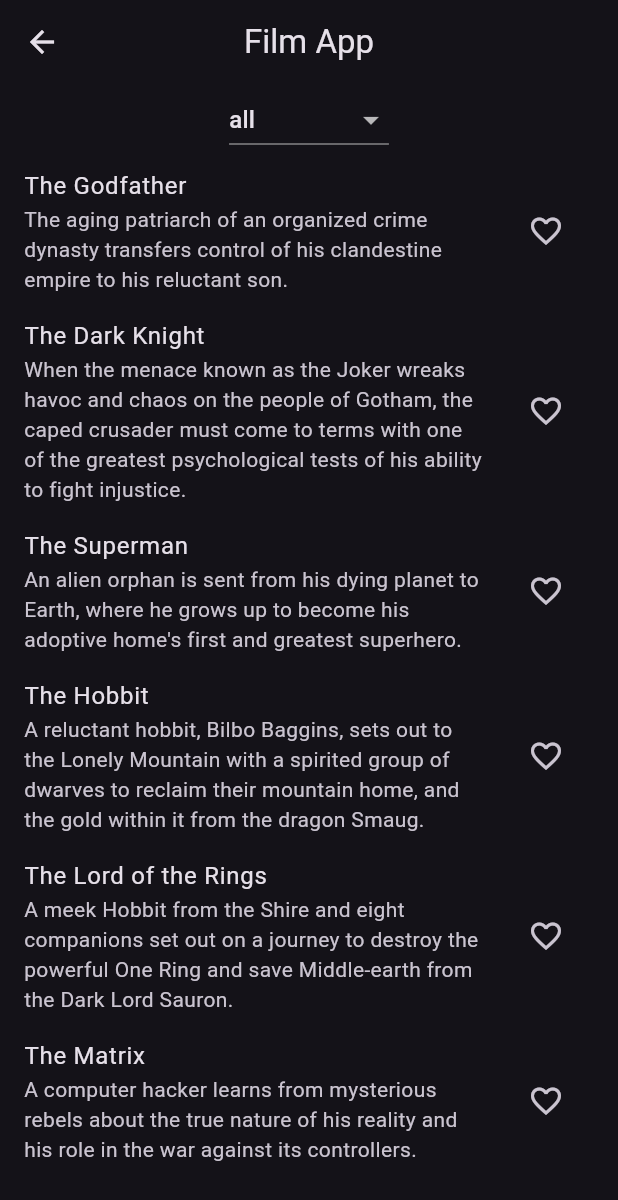
After one commit to yamisagi/riverpod_examples, a Flutter app: the FavFilmApp screen opened by its route, on a phone screen of 412 x 824 dp. The commit adds this screen. Shown: the top 1200 px of the screen. Run offline on Flutter 3.47's test engine with Material 2 defaults, Android fonts, the phone set to English and light mode, and no system bars; our stand-ins replace hooks_riverpod.

Commit message:
add StateNotifierProvider example

```diff
--- a/lib/constant/const.dart
+++ b/lib/constant/const.dart
@@ -1,6 +1,7 @@
 import 'package:riverpod_examples/basics/basics_provider.dart';
 import 'package:riverpod_examples/basics/future_provider.dart';
 import 'package:riverpod_examples/basics/stream_provider.dart';
+import 'package:riverpod_examples/fav_film_app/home.dart';
 import 'package:riverpod_examples/pages/home_page.dart';
 import 'package:riverpod_examples/person_list_app/person_list.dart';
 
@@ -40,6 +41,13 @@ class Constants {
       'page': const PersonList(),
       'subtitle':
           'This is the person list app page with basic update functionality',
+    },
+    {
+      'title': 'Fav Film App',
+      'route': '/fav_film_app',
+      'page': const FavFilmApp(),
+      'subtitle':
+          'This is the StateNotifierProvider page with basic update functionality',
     }
   ];
 }
--- /dev/null
+++ b/lib/fav_film_app/data.dart
@@ -0,0 +1,58 @@
+import 'package:flutter/material.dart';
+import 'package:riverpod_examples/fav_film_app/film_model.dart';
+
+enum FavoriteFilmStatus {
+  notFavorite,
+  all,
+  favorite,
+}
+
+@immutable
+class MockData {
+  static const List<FilmModel> films = [
+    // Create a list of films.
+
+    FilmModel(
+      id: '1',
+      title: 'The Godfather',
+      description:
+          'The aging patriarch of an organized crime dynasty transfers control of his clandestine empire to his reluctant son.',
+      isFavorite: false,
+    ),
+    FilmModel(
+      id: '2',
+      title: 'The Dark Knight',
+      description:
+          'When the menace known as the Joker wreaks havoc and chaos on the people of Gotham, the caped crusader must come to terms with one of the greatest psychological tests of his ability to fight injustice.',
+      isFavorite: false,
+    ),
+    FilmModel(
+      id: '3',
+      title: 'The Superman',
+      description:
+          'An alien orphan is sent from his dying planet to Earth, where he grows up to become his adoptive home\'s first and greatest superhero.',
+      isFavorite: false,
+    ),
+    FilmModel(
+      id: '4',
+      title: 'The Hobbit',
+      description:
+          'A reluctant hobbit, Bilbo Baggins, sets out to the Lonely Mountain with a spirited group of dwarves to reclaim their mountain home, and the gold within it from the dragon Smaug.',
+      isFavorite: false,
+    ),
+    FilmModel(
+      id: '5',
+      title: 'The Lord of the Rings',
+      description:
+          'A meek Hobbit from the Shire and eight companions set out on a journey to destroy the powerful One Ring and save Middle-earth from the Dark Lord Sauron.',
+      isFavorite: false,
+    ),
+    FilmModel(
+      id: '6',
+      title: 'The Matrix',
+      description:
+          'A computer hacker learns from mysterious rebels about the true nature of his reality and his role in the war against its controllers.',
+      isFavorite: false,
+    ),
+  ];
+}
--- /dev/null
+++ b/lib/fav_film_app/film_model.dart
@@ -0,0 +1,44 @@
+import 'package:flutter/material.dart';
+
+@immutable
+class FilmModel {
+  final String id;
+  final String title;
+  final String description;
+  final bool isFavorite;
+
+  const FilmModel({
+    required this.id,
+    required this.title,
+    required this.description,
+    required this.isFavorite,
+  });
+
+  FilmModel copyWith({required bool isFavorite}) => FilmModel(
+        id: id,
+        title: title,
+        description: description,
+        isFavorite: isFavorite,
+      );
+
+  @override
+  String toString() {
+    // TIP: If we use quotes like this in the long strings, it will be easier to read and still be valid.
+    return 'FilmModel(id: $id,'
+        ' title: $title,'
+        ' description: $description,'
+        ' isFavorite: $isFavorite)';
+  }
+
+  @override
+  bool operator ==(covariant FilmModel other) =>
+      id == other.id && isFavorite == other.isFavorite;
+
+  @override
+  int get hashCode => Object.hashAll(
+        [
+          id,
+          isFavorite,
+        ],
+      );
+}
--- /dev/null
+++ b/lib/fav_film_app/film_widget.dart
@@ -0,0 +1,37 @@
+import 'package:flutter/material.dart';
+import 'package:hooks_riverpod/hooks_riverpod.dart';
+import 'package:riverpod_examples/fav_film_app/film_model.dart';
+import 'package:riverpod_examples/fav_film_app/providers.dart';
+
+class FilmsWidget extends ConsumerWidget {
+  // ALwaysAliveProvider is used to keep the state of the widget. The reason is that we are using this,
+  // Is because we will pass it through in home.dart. And we have 3 providers there, and AlwatysAliveProvider is mixin to all of them.
+  final AlwaysAliveProviderBase<Iterable<FilmModel>> filmsProvider;
+  const FilmsWidget({required this.filmsProvider, super.key});
+
+  @override
+  Widget build(BuildContext context, WidgetRef ref) {
+    // We are using our provider here, and we are using the watch method to watch the provider.
+    final films = ref.watch(filmsProvider);
+
+    return Expanded(
+        child: ListView.builder(
+      itemBuilder: (context, index) {
+        final film = films.elementAt(index);
+        return ListTile(
+          title: Text(film.title),
+          subtitle: Text(film.description),
+          trailing: IconButton(
+            icon:
+                Icon(film.isFavorite ? Icons.favorite : Icons.favorite_border),
+            onPressed: () {
+              final isFavorite = !film.isFavorite;
+              ref.read(allFilmsProvider.notifier).updateFilm(film, isFavorite);
+            },
+          ),
+        );
+      },
+      itemCount: films.length,
+    ));
+  }
+}
--- /dev/null
+++ b/lib/fav_film_app/home.dart
@@ -0,0 +1,64 @@
+import 'package:flutter/material.dart';
+import 'package:hooks_riverpod/hooks_riverpod.dart';
+import 'package:riverpod_examples/fav_film_app/data.dart';
+import 'package:riverpod_examples/fav_film_app/film_widget.dart';
+import 'package:riverpod_examples/fav_film_app/providers.dart';
+
+class FavFilmApp extends ConsumerWidget {
+  const FavFilmApp({Key? key}) : super(key: key);
+
+  @override
+  Widget build(BuildContext context, ref) {
+    return Scaffold(
+      appBar: AppBar(
+        title: const Text('Film App'),
+      ),
+      body: Column(
+        children: [
+          const Center(child: FilterWidget()),
+          // Here is a tip about when to use Consumer.
+          // If we don't use Consumer, we will have to use ref.watch to watch the provider above.
+          // And this will cause the widget to rebuild when the provider changes. But we don't want that.
+          // We don't want the FilterWidget to rebuild when the provider changes. We only want the FilmsWidget to rebuild.
+          // So we use Consumer here.
+          Consumer(builder: (context, ref, child) {
+            final status = ref.watch(favoriteStatusProvider.state).state;
+            switch (status) {
+              case FavoriteFilmStatus.all:
+                return FilmsWidget(filmsProvider: allFilmsProvider);
+              case FavoriteFilmStatus.favorite:
+                return FilmsWidget(filmsProvider: favoriteFilmsProvider);
+              case FavoriteFilmStatus.notFavorite:
+                return FilmsWidget(filmsProvider: notFavoriteFilmsProvider);
+            }
+          }),
+        ],
+      ),
+    );
+  }
+}
+
+class FilterWidget extends StatelessWidget {
+  const FilterWidget({super.key});
+
+  @override
+  Widget build(BuildContext context) {
+    return Consumer(builder: (context, ref, child) {
+      final filter = ref.watch(favoriteStatusProvider);
+      return DropdownButton<FavoriteFilmStatus>(
+        value: filter,
+        items: FavoriteFilmStatus.values
+            .map(
+              (status) => DropdownMenuItem(
+                value: status,
+                child: Text(status.name),
+              ),
+            )
+            .toList(),
+        onChanged: (value) {
+          ref.read(favoriteStatusProvider.state).state = value!;
+        },
+      );
+    });
+  }
+}
--- /dev/null
+++ b/lib/fav_film_app/providers.dart
@@ -0,0 +1,30 @@
+import 'package:hooks_riverpod/hooks_riverpod.dart';
+import 'package:riverpod_examples/fav_film_app/data.dart';
+import 'package:riverpod_examples/fav_film_app/film_model.dart';
+import 'package:riverpod_examples/fav_film_app/state_notifier.dart';
+
+final favoriteStatusProvider =
+    StateProvider<FavoriteFilmStatus>((_) => FavoriteFilmStatus.all);
+
+// All films provider
+
+final allFilmsProvider =
+    StateNotifierProvider<FilmNotifier, List<FilmModel>>((_) {
+  return FilmNotifier();
+});
+
+// Favorite films provider based on the all films provider
+
+final favoriteFilmsProvider = Provider<Iterable<FilmModel>>((ref) {
+  return ref.watch(allFilmsProvider).where(
+        (film) => film.isFavorite,
+      );
+});
+
+// Not favorite films provider based on the all films provider
+
+final notFavoriteFilmsProvider = Provider<Iterable<FilmModel>>((ref) {
+  return ref.watch(allFilmsProvider).where(
+        (film) => !film.isFavorite,
+      );
+});
--- /dev/null
+++ b/lib/fav_film_app/state_notifier.dart
@@ -0,0 +1,15 @@
+import 'package:hooks_riverpod/hooks_riverpod.dart';
+import 'package:riverpod_examples/fav_film_app/data.dart';
+import 'package:riverpod_examples/fav_film_app/film_model.dart';
+
+class FilmNotifier extends StateNotifier<List<FilmModel>> {
+  FilmNotifier() : super(MockData.films);
+
+  void updateFilm(FilmModel film, bool isFavorite) {
+    state = state
+        .map((selectedFilm) => selectedFilm.id == film.id //
+            ? selectedFilm.copyWith(isFavorite: isFavorite)
+            : selectedFilm)
+        .toList();
+  }
+}
```
Also changed, not shown: 1 other file.
